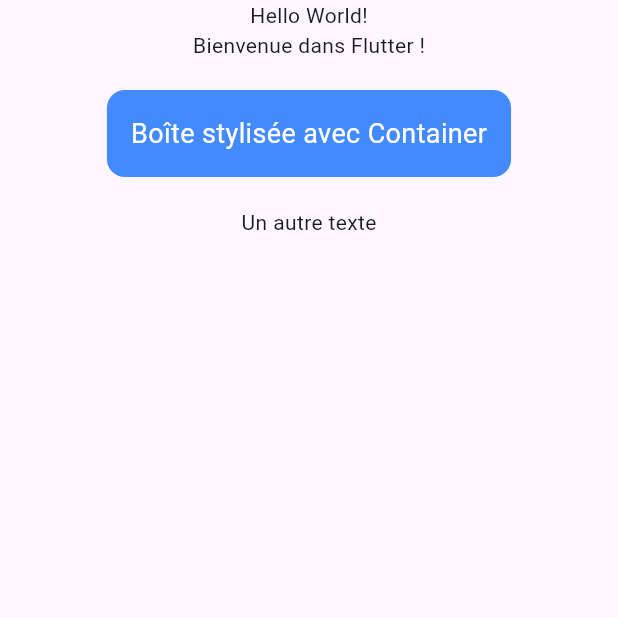
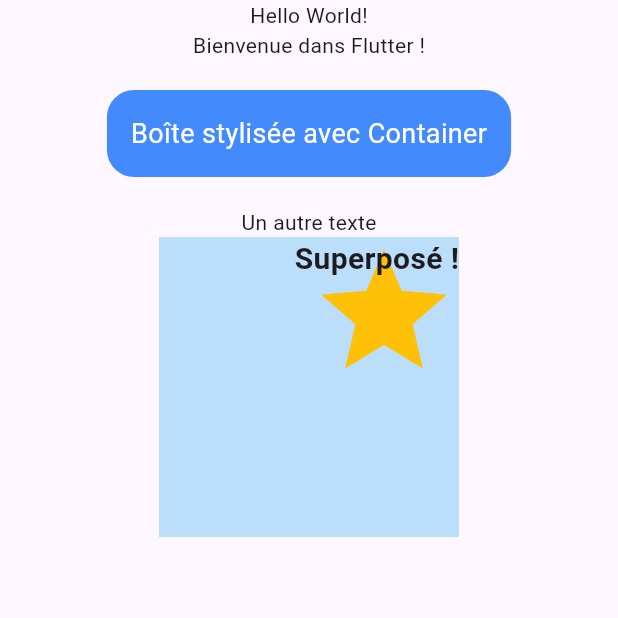
Before and after one commit to kadermessalif-coder/flutter_app_widget_base, a Flutter app: the screen it shows after launch, on a phone screen of 412 x 824 dp, the top half of it. Run offline on Flutter 3.47's test engine with Material 3 defaults, Android fonts, the phone set to English and light mode, and no system bars.

Commit message:
Étape 4 : Stack

```diff
--- a/lib/main.dart
+++ b/lib/main.dart
@@ -21,7 +21,7 @@
                 padding: EdgeInsets.all(16),
                 decoration: BoxDecoration(
                   color: Colors.blueAccent,
-                  borderRadius: BorderRadius.circular(12),
+                  borderRadius: BorderRadius.circular(18),
                 ),
                 child: Text(
                   'Boîte stylisée avec Container',
@@ -29,6 +29,17 @@
                 ),
               ),
               Text('Un autre texte'),
+              Stack(
+                alignment: Alignment.topRight,
+                children: [
+                  Container(width: 200, height: 200, color: Colors.blue[100]),
+                  Icon(Icons.star, size: 100, color: Colors.amber),
+                  Text(
+                    "Superposé !",
+                    style: TextStyle(fontSize: 20, fontWeight: FontWeight.bold),
+                  ),
+                ],
+              ),
             ],
           ),
         ),
```
